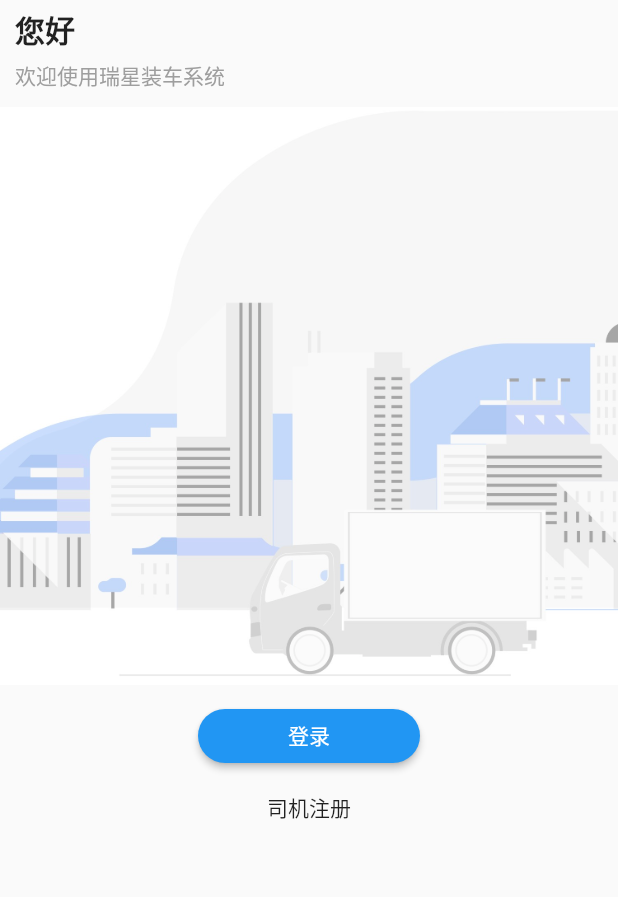
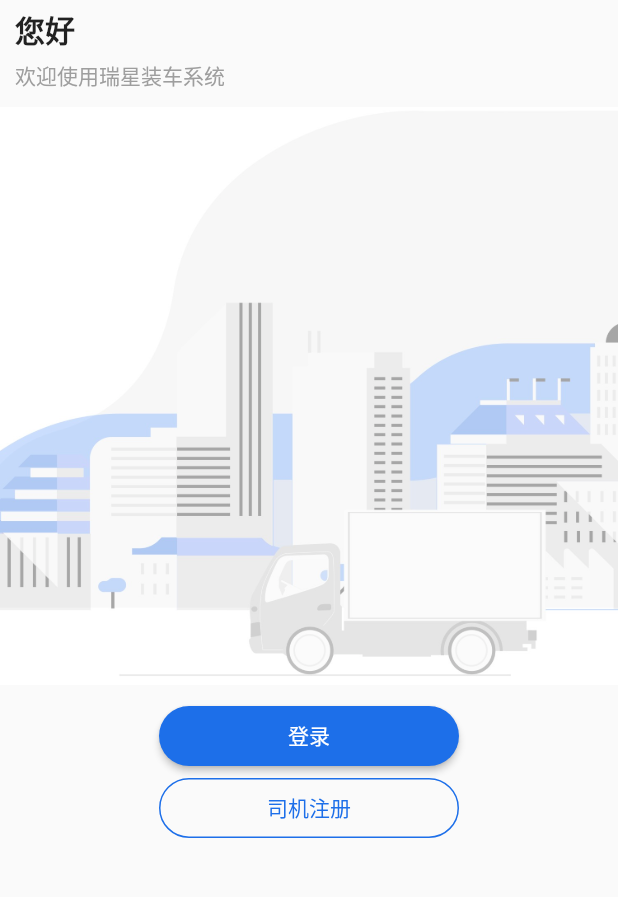
Before and after one commit to yuanyong129/flutter_study, a Flutter app: the screen it shows after launch, on a phone screen of 412 x 824 dp, the part 105-1002 px from its top. Run offline on Flutter 3.47's test engine with Material 2 defaults, Android fonts, the phone set to English and light mode, and no system bars; our stand-ins replace dio, shared_preferences.

Commit message:
feat: add theme colors

```diff
--- /dev/null
+++ b/lib/common/enum.dart
@@ -0,0 +1 @@
+enum TokenKeys { token }
--- /dev/null
+++ b/lib/common/theme.dart
@@ -0,0 +1,10 @@
+import 'package:flutter/material.dart';
+
+class MainColors {
+  static Color primary = const Color(0xFF1D6FE9);
+  static Color textLinkColor = const Color(0xFF5878B4);
+  static Color errorColor = const Color(0xFFFF5B60);
+  static Color successColor = const Color(0xFF28AA91);
+  static Color warningColor = const Color(0xFFFF7D41);
+  static Color suggestColor = const Color(0xFF4EBBF5);
+}
--- a/lib/pages/home.dart
+++ b/lib/pages/home.dart
@@ -1,4 +1,5 @@
 import 'package:flutter/material.dart';
+import 'package:ruixing_app/common/theme.dart';
 import '../components/login_top.dart';
 import '../common/text.dart';
 
@@ -33,14 +34,21 @@ class HomePage extends StatelessWidget {
                 child: Column(children: [
                   ElevatedButton(
                       style: ElevatedButton.styleFrom(
-                          padding: const EdgeInsets.fromLTRB(60, 0, 60, 0),
+                          minimumSize: const Size(200, 40),
+                          primary: MainColors.primary,
                           shape: RoundedRectangleBorder(
                               borderRadius: BorderRadius.circular(30))),
                       onPressed: () {
                         Navigator.pushNamed(context, "login");
                       },
                       child: Text(textInstance.login)),
-                  MaterialButton(
+                  OutlinedButton(
+                      style: OutlinedButton.styleFrom(
+                          minimumSize: const Size(200, 40),
+                          primary: MainColors.primary,
+                          side: BorderSide(color: MainColors.primary),
+                          shape: RoundedRectangleBorder(
+                              borderRadius: BorderRadius.circular(30))),
                       onPressed: () =>
                           {Navigator.pushNamed(context, "register")},
                       child: Text(textInstance.userRegister))
--- a/pubspec.yaml
+++ b/pubspec.yaml
@@ -38,6 +38,7 @@ dependencies:
   dio: ^4.0.6
   universal_platform: ^1.0.0+1
   shared_preferences: ^2.0.15
+  flutter_screenutil: ^5.5.4
 
 dev_dependencies:
   flutter_test:
```
Also changed, not shown: lib/main.dart (+1 -12 lines), lib/utils/storage.dart (+19 -0 lines), pubspec.lock.
